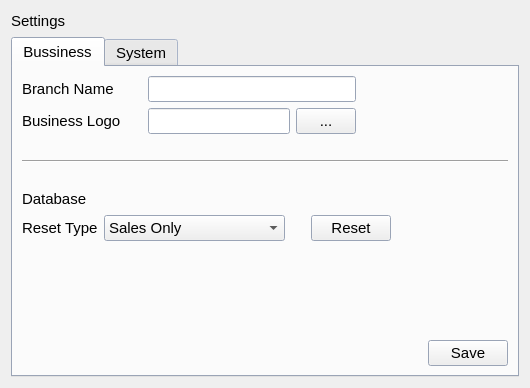
Watti/estorecpp, file estorecpp/systemsettingswidget.ui: the form before one commit.
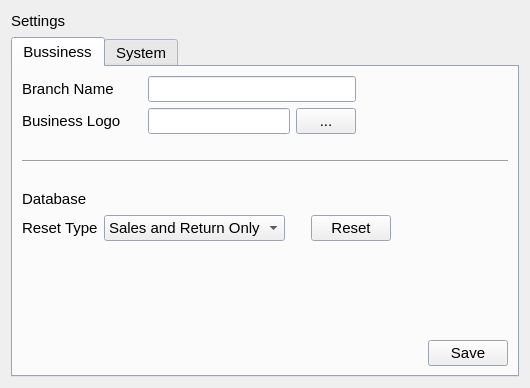
The form after the commit.

```diff
--- a/estorecpp/systemsettingswidget.ui
+++ b/estorecpp/systemsettingswidget.ui
@@ -303,7 +303,7 @@
           <widget class="QComboBox" name="comboBox">
            <item>
             <property name="text">
-             <string>Sales Only</string>
+             <string>Sales and Return Only</string>
             </property>
            </item>
            <item>
```
